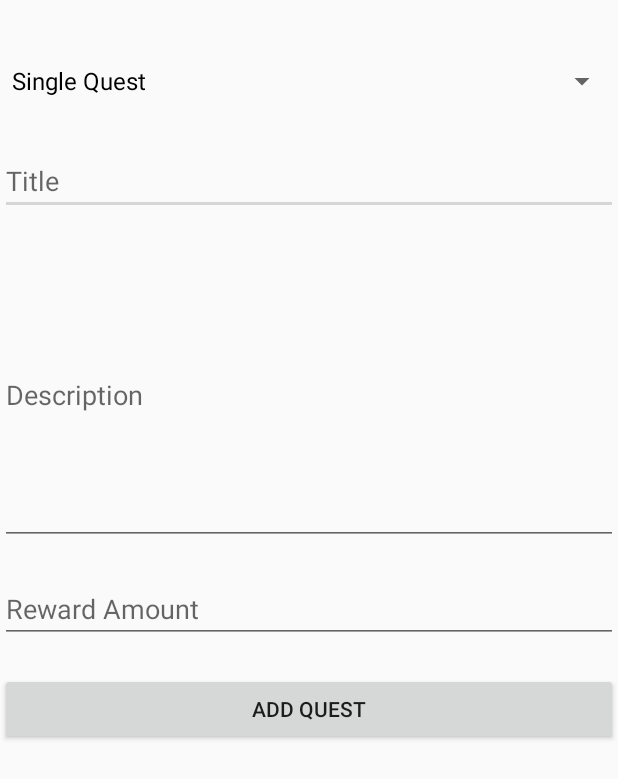
After one commit to kenshin657/MOBAPDE-PIXQUEST, an Android app: the AddQuest screen opened directly, with no data from a screen before it, on a phone screen of 412 x 824 dp. The commit adds this screen. Shown: the top 779 px of the screen. Run offline under Robolectric (Android 15) with nearby library versions, the phone set to English and light mode, and no system bars; our stand-ins replace Firebase (no records; nobody signed in at launch, a user with empty details on screens opened directly).

Commit message:
Add Quests Now Works

```diff
--- a/app/build.gradle
+++ b/app/build.gradle
@@ -24,8 +24,8 @@ dependencies {
     implementation fileTree(dir: 'libs', include: ['*.jar'])
     implementation 'androidx.appcompat:appcompat:1.1.0'
     implementation 'androidx.constraintlayout:constraintlayout:1.1.3'
-    implementation 'com.google.firebase:firebase-database:16.0.4'
-    implementation 'com.google.firebase:firebase-auth:19.1.0'
+    implementation 'com.google.firebase:firebase-database:17.0.0'
+    implementation 'com.google.firebase:firebase-auth:19.2.0'
     implementation 'com.google.android.gms:play-services-auth:17.0.0'
     testImplementation 'junit:junit:4.12'
     androidTestImplementation 'androidx.test.ext:junit:1.1.1'
--- a/app/src/main/AndroidManifest.xml
+++ b/app/src/main/AndroidManifest.xml
@@ -9,7 +9,8 @@
         android:roundIcon="@mipmap/ic_launcher_round"
         android:supportsRtl="true"
         android:theme="@style/AppTheme">
-        <activity android:name=".Register"></activity>
+        <activity android:name=".AddQuest"></activity>
+        <activity android:name=".Register" />
         <activity android:name=".PixQuest_Main" />
         <activity android:name=".MainActivity">
             <intent-filter>
--- /dev/null
+++ b/app/src/main/java/com/example/pixquest/AddQuest.java
@@ -0,0 +1,87 @@
+package com.example.pixquest;
+
+import androidx.appcompat.app.AppCompatActivity;
+
+import android.os.Bundle;
+import android.view.View;
+import android.widget.ArrayAdapter;
+import android.widget.EditText;
+import android.widget.Spinner;
+
+import com.google.firebase.database.DatabaseReference;
+import com.google.firebase.database.FirebaseDatabase;
+
+import java.text.SimpleDateFormat;
+import java.util.Date;
+
+public class AddQuest extends AppCompatActivity {
+
+    DatabaseReference singlequests;
+    DatabaseReference dailyquests;
+    DatabaseReference weeklyquests;
+
+    Spinner type;
+    EditText title, description, reward;
+
+    @Override
+    protected void onCreate(Bundle savedInstanceState) {
+        super.onCreate(savedInstanceState);
+        setContentView(R.layout.activity_add_quest);
+
+        singlequests = FirebaseDatabase.getInstance().getReference("singlequests");
+        dailyquests = FirebaseDatabase.getInstance().getReference("dailyquests");
+        weeklyquests = FirebaseDatabase.getInstance().getReference("weeklyquests");
+
+        title = findViewById(R.id.title);
+        description = findViewById(R.id.description);
+        reward = findViewById(R.id.reward);
+        type = findViewById(R.id.type);
+
+        String[] options = new String[]{"Single Quest", "Daily Quest", "Weekly Quest"};
+        ArrayAdapter<String> optionadapter = new ArrayAdapter<>(this, android.R.layout.simple_spinner_dropdown_item, options);
+        type.setAdapter(optionadapter);
+    }
+
+    public void startQuest(View v){
+        String title = this.title.getText().toString().trim();
+        String description = this.description.getText().toString().trim();
+
+        String reward = this.reward.getText().toString().trim();
+        int rewardvalue;
+        try{
+            rewardvalue = Integer.parseInt(reward);
+        }catch (Exception e){
+            rewardvalue = 100;
+        }
+
+        String owner = "default";
+
+        Date today = new Date();
+        SimpleDateFormat format = new SimpleDateFormat("yyyy-MM-dd");
+        String date = format.format(today);
+
+        int type;
+        String id;
+        Quest quest;
+        if(this.type.getSelectedItem().equals("Single Quest")){
+            type = 0;
+            id = singlequests.push().getKey();
+            quest = new Quest(id, title, description, date, owner, rewardvalue, type);
+            singlequests.child(id).setValue(quest);
+        }
+        else if(this.type.getSelectedItem().equals("Daily Quest")){
+            type = 1;
+            id = dailyquests.push().getKey();
+            quest = new Quest(id, title, description, date, owner, rewardvalue, type);
+            dailyquests.child(id).setValue(quest);
+        }
+        else{
+            type = 2;
+            id = weeklyquests.push().getKey();
+            quest = new Quest(id, title, description, date, owner, rewardvalue, type);
+            weeklyquests.child(id).setValue(quest);
+        }
+
+        finish();
+    }
+}
--- /dev/null
+++ b/app/src/main/res/layout/activity_add_quest.xml
@@ -0,0 +1,48 @@
+<?xml version="1.0" encoding="utf-8"?>
+<RelativeLayout xmlns:android="http://schemas.android.com/apk/res/android"
+    xmlns:app="http://schemas.android.com/apk/res-auto"
+    xmlns:tools="http://schemas.android.com/tools"
+    android:layout_width="match_parent"
+    android:layout_height="match_parent"
+    tools:context=".AddQuest"
+    android:orientation="vertical">
+
+    <Spinner
+        android:id="@+id/type"
+        android:layout_marginTop="30dp"
+        android:layout_width="match_parent"
+        android:layout_height="wrap_content" />
+
+    <EditText
+        android:id="@+id/title"
+        android:layout_marginTop="20dp"
+        android:layout_width="match_parent"
+        android:layout_height="wrap_content"
+        android:layout_below="@+id/type"
+        android:hint="Title"/>
+
+    <EditText
+        android:id="@+id/description"
+        android:layout_marginTop="20dp"
+        android:layout_width="match_parent"
+        android:layout_height="200dp"
+        android:layout_below="@+id/title"
+        android:hint="Description"/>
+
+    <EditText
+        android:id="@+id/reward"
+        android:layout_marginTop="20dp"
+        android:layout_width="match_parent"
+        android:layout_height="wrap_content"
+        android:layout_below="@+id/description"
+        android:hint="Reward Amount"/>
+
+    <Button
+        android:layout_marginTop="20dp"
+        android:layout_width="match_parent"
+        android:layout_height="wrap_content"
+        android:text="Add Quest"
+        android:layout_below="@+id/reward"
+        android:onClick="startQuest"/>
+
+</RelativeLayout>
--- a/app/src/main/res/layout/activity_pix_quest__main.xml
+++ b/app/src/main/res/layout/activity_pix_quest__main.xml
@@ -19,7 +19,8 @@
             android:layout_width="wrap_content"
             android:layout_height="wrap_content"
             android:layout_alignParentRight="true"
-            android:text="Add post"/>
+            android:text="Add post"
+            android:onClick="addQuest"/>
     </RelativeLayout>
 
     <LinearLayout
```
Also changed, not shown: app/src/main/java/com/example/pixquest/PixQuest_Main.java (+6 -1 lines), app/src/main/java/com/example/pixquest/Quest.java (+7 -1 lines), 1 other file.
